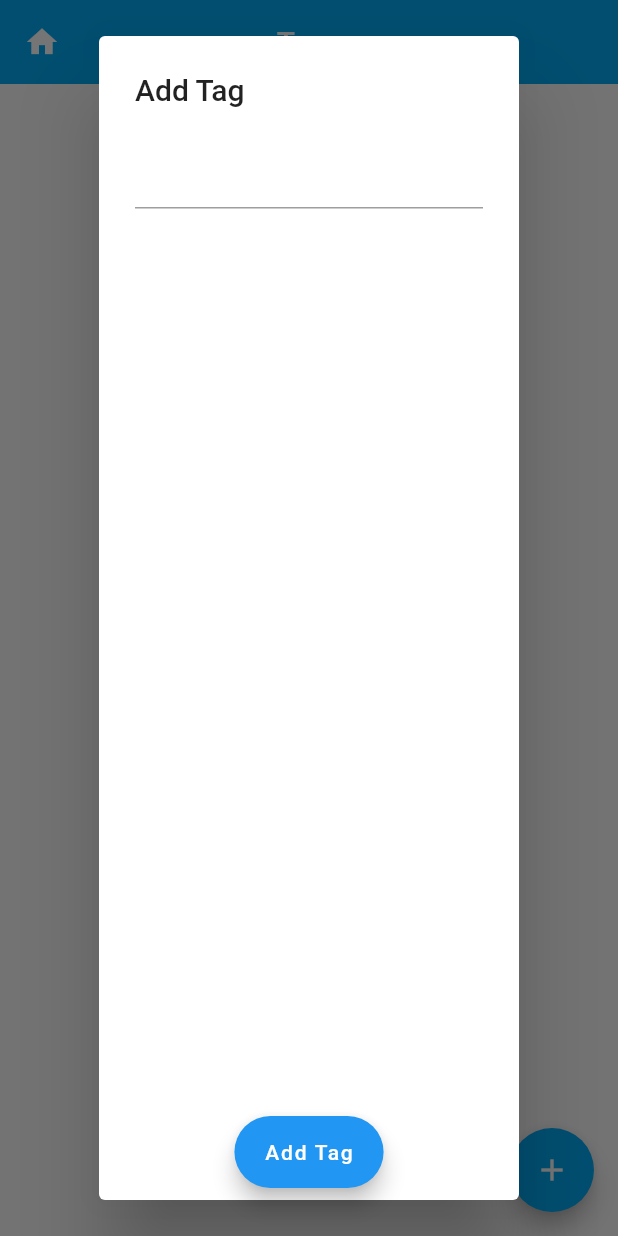
After one commit to greyguy21/study_buddy, a Flutter app: the TagsPage screen opened by its route, after a tap on the "add" icon, on a phone screen of 412 x 824 dp. The commit adds this screen. Run offline on Flutter 3.47's test engine with Material 2 defaults, Android fonts, the phone set to English and light mode, and no system bars; our stand-ins replace charts_flutter, cloud_firestore, firebase_auth, firebase_core, page_transition, timeline_tile; missing offline and left inert: flutter_material_color_picker; accounts and stored records are empty; network calls fail.

Commit message:
tag page

```diff
--- a/lib/main.dart
+++ b/lib/main.dart
@@ -13,6 +13,7 @@ import 'package:study_buddy/screens/setup.dart';
 import 'package:study_buddy/screens/store/store_inventory.dart';
 import 'package:study_buddy/screens/authenticate/verify.dart';
 import 'package:study_buddy/screens/end_session.dart';
+import 'package:study_buddy/screens/tags.dart';
 import 'package:study_buddy/screens/timeline.dart';
 
 // void main() {
@@ -44,6 +45,7 @@ class MyApp extends StatelessWidget {
           "/endSession": (context) => EndSession(),
           "/timeline": (context) => Timeline(),
           "/statistics": (context) => StatisticsPage(),
+          "/tags": (context) => TagsPage(),
         });
   }
 }
--- /dev/null
+++ b/lib/models/tag_model.dart
@@ -0,0 +1,8 @@
+import 'package:flutter/material.dart';
+
+class TagModel{
+  String title;
+  Color color;
+
+  TagModel({required this.title, required this.color});
+}
--- a/lib/screens/menu.dart
+++ b/lib/screens/menu.dart
@@ -62,6 +62,17 @@ class _MenuState extends State<Menu> {
               },
             ),
             ListTile(
+              leading: Icon(Icons.label_important_outline_rounded),
+              title: Text("Tags"),
+              onTap: () {
+                // Update the state of the app
+                // ...
+                // Then close the drawer
+                Navigator.pop(context);
+                Navigator.pushNamed(context, "/tags");
+              },
+            ),
+            ListTile(
               leading: Icon(Icons.settings),
               title: Text('Settings'),
               onTap: () {
--- /dev/null
+++ b/lib/screens/tags.dart
@@ -0,0 +1,173 @@
+import 'package:flutter/material.dart';
+import 'package:flutter_material_color_picker/flutter_material_color_picker.dart';
+import 'package:study_buddy/models/tag_model.dart';
+import 'package:study_buddy/screens/loading.dart';
+import 'package:study_buddy/services/database.dart';
+
+
+class TagsPage extends StatefulWidget {
+  const TagsPage({Key? key}) : super(key: key);
+
+  @override
+  _TagsPageState createState() => _TagsPageState();
+}
+
+class _TagsPageState extends State<TagsPage> {
+  @override
+  Widget build(BuildContext context) {
+    return Scaffold(
+        appBar: AppBar(
+          backgroundColor: Colors.lightBlue,
+          elevation: 0.0,
+          centerTitle: true,
+          leading: IconButton(
+            icon: Icon(
+              Icons.home,
+              color: Colors.white,
+            ),
+            onPressed: () {
+              Navigator.pushNamed(context, "/");
+            },
+          ),
+          title: Text(
+              "Tags",
+              style: TextStyle(
+                color: Colors.white,
+              )),
+        ),
+        body: StreamBuilder<List<TagModel>>(
+            stream: DatabaseService().tags,
+            builder: (context, snapshot) {
+              if (snapshot.hasError) {
+                return _errorPopup(context);
+              } else if (snapshot.connectionState == ConnectionState.waiting) {
+                return Loading();
+              } else {
+                return ListView.builder(
+                    itemCount: snapshot.data!.length,
+                    itemBuilder: (context, index) {
+                      return Card(
+                        child: Row(
+                          children: [
+                            Icon(
+                              Icons.circle,
+                              color: snapshot.data![index].color,
+                            ),
+                            Text(
+                              snapshot.data![index].title,
+                            )
+                          ],
+                        ),
+                      );
+                    }
+                );
+              }
+            }
+        ),
+        floatingActionButton: FloatingActionButton(
+          onPressed: () {
+            // allow users to add tags
+            setState(() {
+              showDialog(
+                context: context,
+                builder: (BuildContext context) => _tagPopup(context),
+              );
+            });
+          },
+          child: Icon(
+            Icons.add,
+            color: Colors.white,
+          ),
+          backgroundColor: Colors.lightBlue,
+        ),
+    );
+  }
+
+  Widget _tagPopup(BuildContext context) {
+    final _formKey = GlobalKey<FormState>();
+    Color color = Colors.blue;
+    String title = "";
+
+    return SafeArea(
+      child: new AlertDialog(
+        title: const Text("Add Tag"),
+        content: new Column(
+          children: [
+            Form(
+              key: _formKey,
+              child: TextFormField(
+                validator: (val) => val!.isEmpty
+                    ? "Enter a valid Tag title"
+                    : null,
+                onChanged: (val) {
+                  setState(() {
+                    title = val;
+                  });
+                },
+              ),
+            ),
+            // MaterialColorPicker(
+            //   selectedColor: color,
+            //   onMainColorChange: (changed) {
+            //     setState(() {
+            //       color = changed;
+            //     });
+            //   },
+            // ),
+          ]
+        ),
+        actions: [
+          Center(
+            child: FloatingActionButton.extended(
+              onPressed: () async {
+                if (_formKey.currentState!.validate()) {
+                  await DatabaseService().addTag(title, color.value);
+                }
+              },
+              label: Text("Add Tag"),
+            ),
+          )
+        ],
+      ),
+    );
+  }
+}
+
+Widget _errorPopup(BuildContext context) {
+  return AlertDialog(
+    content: Column(
+      mainAxisSize: MainAxisSize.min,
+      children: [
+        Text(
+            'An error has occurred in retrieving user data, please try again later.'),
+        TextButton(
+          onPressed: () {
+            Navigator.pop(context);
+          },
+          child: Text('ok'),
+        ),
+      ],
+    ),
+  );
+}
+
+
+// stream of tags in database
+// user has a list of tags -> collection?
+// tag doc is name and color
+// streambuilder --> need a tag stream!
+
+// Tag Collection
+// -> build the tags in database (retrieve data)
+// -> add new tag (update data)
+// -> remove tag (update data)
+
+// User field
+// need to get current user
+// -> onPressed -> tag chosen -> update
+
+// Tasks
+// need to get current task -> another global variable??
+// need to add
+
+// figure out how to add & choose color palette
--- a/lib/services/database.dart
+++ b/lib/services/database.dart
@@ -1,9 +1,12 @@
+import 'package:charts_flutter/flutter.dart';
 import 'package:cloud_firestore/cloud_firestore.dart';
 import 'package:firebase_auth/firebase_auth.dart';
+import 'package:flutter/material.dart';
 import 'package:study_buddy/models/accessory.dart';
 import 'package:study_buddy/models/app_user.dart';
 import 'package:study_buddy/models/clothes.dart';
 import 'package:study_buddy/models/furniture.dart';
+import 'package:study_buddy/models/tag_model.dart';
 import 'package:study_buddy/models/wallpaper.dart';
 
 class DatabaseService {
@@ -451,4 +454,43 @@ class DatabaseService {
         .orderBy("start", descending: true)
         .snapshots();
   }
+
+  Future addTag(String title, int color) {
+    return _db.collection("user").doc(this.uid).update({})
+        .then((value) {
+          _db.collection("user").doc(this.uid)
+              .collection("tags")
+              .doc(title)
+              .set({
+            "title": title,
+            "color": color,
+          });
+        });
+  }
+
+  Future removeTag(String title) {
+    return _db.collection("user").doc(this.uid).update({})
+        .then((value) {
+          _db.collection("user").doc(this.uid)
+              .collection("tags")
+              .doc(title)
+              .delete();
+        });
+  }
+
+  List<TagModel> _tagsFromFirestore(QuerySnapshot snapshot) {
+    return snapshot.docs.map((doc) {
+      return TagModel(
+          title: doc.get("title"),
+          color: doc.get("color"),
+      );
+    }).toList();
+  }
+
+  Stream<List<TagModel>> get tags {
+    return _db.collection("user").doc(this.uid)
+        .collection("tags")
+        .snapshots()
+        .map(_tagsFromFirestore);
+  }
 }
--- a/pubspec.yaml
+++ b/pubspec.yaml
@@ -37,6 +37,7 @@ dependencies:
   charts_flutter: ^0.10.0
   flutter_typeahead: ^3.1.3
   flutter_tags: ^0.4.9+1
+  flutter_material_color_picker: ^1.0.5
 
 dev_dependencies:
   flutter_test:
```
Also changed, not shown: lib/screens/homepage.dart (+0 -23 lines), flutter_01.png (deleted), pubspec.lock.
